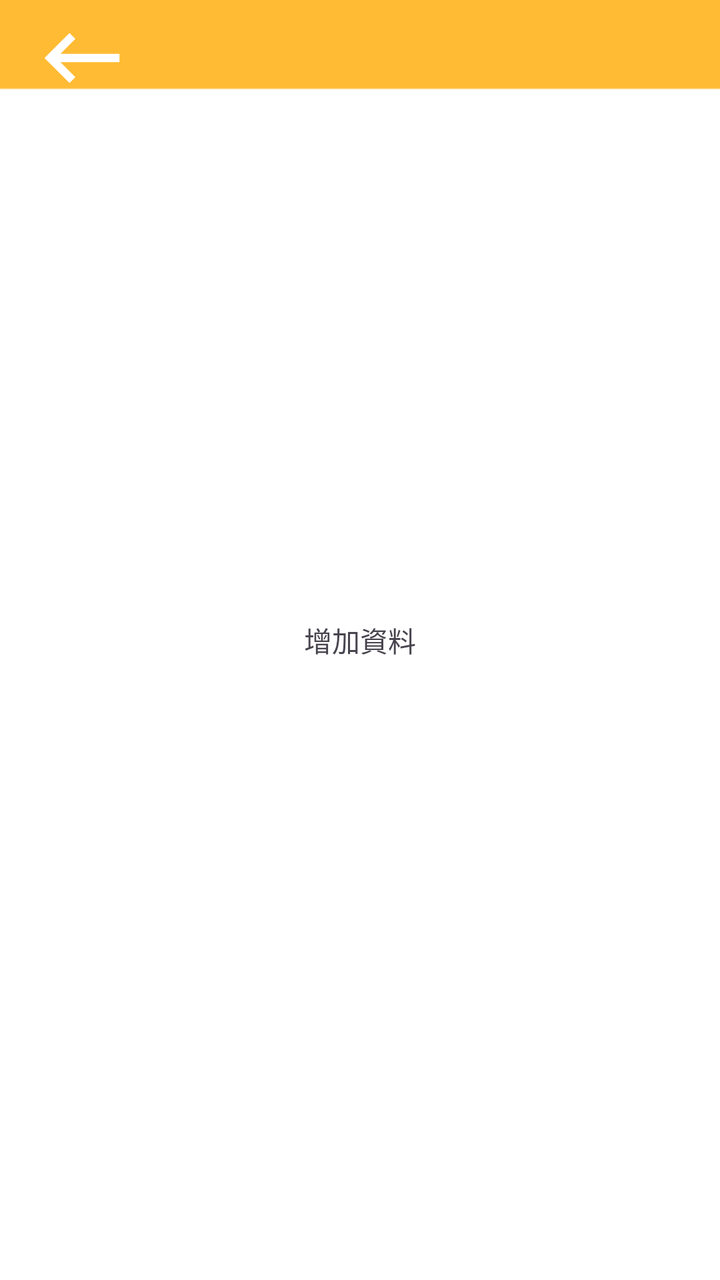
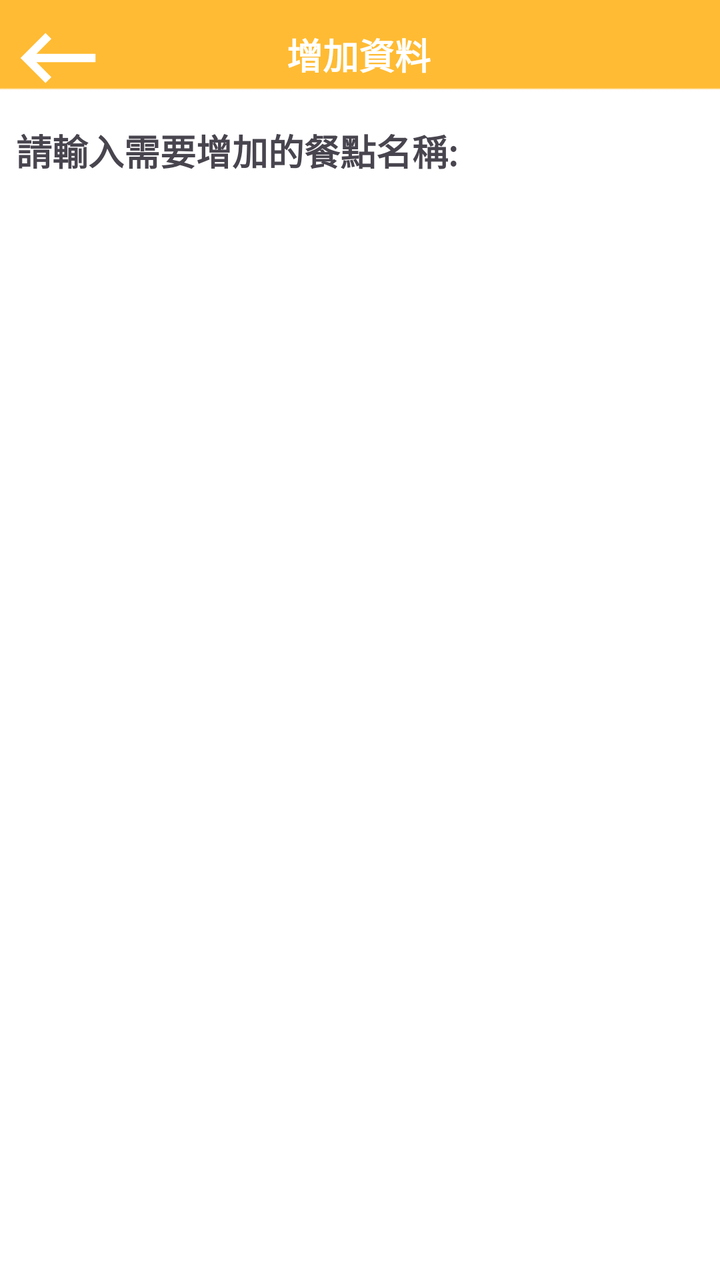

The first picture is an Android layout as it rendered before a commit; the second is the same layout after the commit. The layout source and the unified diff follow.
<!-- AndroidManifest.xml: application theme Theme.DEMO -->
<!-- res/layout/home_add.xml -->
<?xml version="1.0" encoding="utf-8"?>
<androidx.constraintlayout.widget.ConstraintLayout xmlns:android="http://schemas.android.com/apk/res/android"
    xmlns:app="http://schemas.android.com/apk/res-auto"
    xmlns:tools="http://schemas.android.com/tools"
    android:layout_width="match_parent"
    android:layout_height="match_parent"
    android:background="@drawable/img_3">

    <TextView
        android:id="@+id/textView12"
        android:layout_width="wrap_content"
        android:layout_height="wrap_content"
        android:text="增加資料"
        app:layout_constraintBottom_toBottomOf="parent"
        app:layout_constraintEnd_toEndOf="parent"
        app:layout_constraintStart_toStartOf="parent"
        app:layout_constraintTop_toTopOf="parent" />

    <ImageView
        android:id="@+id/imgBack"
        android:layout_width="50dp"
        android:layout_height="50dp"
        android:layout_marginStart="16dp"
        android:layout_marginTop="4dp"
        app:layout_constraintStart_toStartOf="parent"
        app:layout_constraintTop_toTopOf="parent"
        app:srcCompat="@drawable/keyboard_backspace" />
</androidx.constraintlayout.widget.ConstraintLayout>
<!-- resources referenced by this layout -->
<resources>
  <!-- drawable img_3: png bitmap (drawable, 2198 bytes) -->
  <!-- drawable keyboard_backspace (drawable) -->
  <vector android:autoMirrored="true" android:height="24dp"
      android:tint="#FFFFFF" android:viewportHeight="24"
      android:viewportWidth="24" android:width="24dp" xmlns:android="http://schemas.android.com/apk/res/android">
      <path android:fillColor="@android:color/white" android:pathData="M21,11H6.83l3.58,-3.59L9,6l-6,6 6,6 1.41,-1.41L6.83,13H21z"/>
  </vector>
  <style name="Theme.DEMO" parent="Base.Theme.DEMO" />
  <style name="Base.Theme.DEMO" parent="Theme.Material3.DayNight.NoActionBar">
          
          
      </style>
</resources>

<!-- the commit's change to res/layout/home_add.xml (unified diff, before → after) -->
@@ -1,28 +1,50 @@
 <?xml version="1.0" encoding="utf-8"?>
-<androidx.constraintlayout.widget.ConstraintLayout xmlns:android="http://schemas.android.com/apk/res/android"
+<LinearLayout xmlns:android="http://schemas.android.com/apk/res/android"
     xmlns:app="http://schemas.android.com/apk/res-auto"
     xmlns:tools="http://schemas.android.com/tools"
     android:layout_width="match_parent"
     android:layout_height="match_parent"
-    android:background="@drawable/img_3">
+    android:background="@drawable/img_3"
+    android:orientation="vertical">
+
+    <androidx.constraintlayout.widget.ConstraintLayout
+        android:layout_width="match_parent"
+        android:layout_height="wrap_content">
+
+        <TextView
+            android:id="@+id/textView12"
+            android:layout_width="wrap_content"
+            android:layout_height="wrap_content"
+            android:text="增加資料"
+            android:textColor="#FFFFFF"
+            android:textSize="18sp"
+            android:textStyle="bold"
+            app:layout_constraintBottom_toBottomOf="parent"
+            app:layout_constraintEnd_toEndOf="parent"
+            app:layout_constraintHorizontal_bias="0.498"
+            app:layout_constraintStart_toStartOf="parent"
+            app:layout_constraintTop_toTopOf="parent" />
+
+        <ImageView
+            android:id="@+id/imgBack"
+            android:layout_width="50dp"
+            android:layout_height="50dp"
+            android:layout_marginStart="4dp"
+            android:layout_marginTop="4dp"
+            app:layout_constraintStart_toStartOf="parent"
+            app:layout_constraintTop_toTopOf="parent"
+            app:srcCompat="@drawable/keyboard_backspace" />
+
+    </androidx.constraintlayout.widget.ConstraintLayout>
 
     <TextView
-        android:id="@+id/textView12"
+        android:id="@+id/textView6"
         android:layout_width="wrap_content"
         android:layout_height="wrap_content"
-        android:text="增加資料"
-        app:layout_constraintBottom_toBottomOf="parent"
-        app:layout_constraintEnd_toEndOf="parent"
-        app:layout_constraintStart_toStartOf="parent"
-        app:layout_constraintTop_toTopOf="parent" />
+        android:text="請輸入需要增加的餐點名稱:"
+        android:textStyle="bold"
+        android:textSize="18sp"
+        android:layout_margin="8dp"/>
 
-    <ImageView
-        android:id="@+id/imgBack"
-        android:layout_width="50dp"
-        android:layout_height="50dp"
-        android:layout_marginStart="16dp"
-        android:layout_marginTop="4dp"
-        app:layout_constraintStart_toStartOf="parent"
-        app:layout_constraintTop_toTopOf="parent"
-        app:srcCompat="@drawable/keyboard_backspace" />
-</androidx.constraintlayout.widget.ConstraintLayout>
+
+</LinearLayout>
